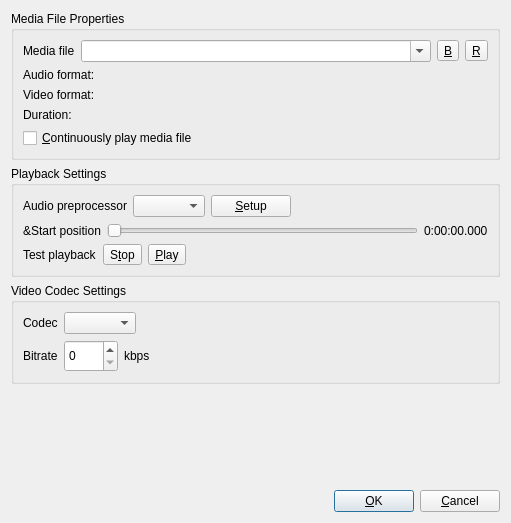
Old version of the form Client/qtTeamTalk/streammediafile.ui in the repository BearWare/TeamTalk5.
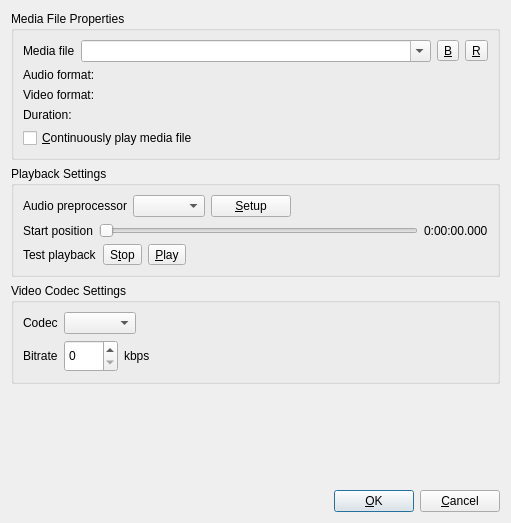
New version of the form. Icons and pictures are not drawn.

Commit message: Don't use '&' in QLabel

Diff of the .ui file:
```diff
--- a/Client/qtTeamTalk/streammediafile.ui
+++ b/Client/qtTeamTalk/streammediafile.ui
@@ -184,7 +184,7 @@
         <item>
          <widget class="QLabel" name="label_6">
           <property name="text">
-           <string>&amp;Start position</string>
+           <string>Start position</string>
           </property>
          </widget>
         </item>
```
